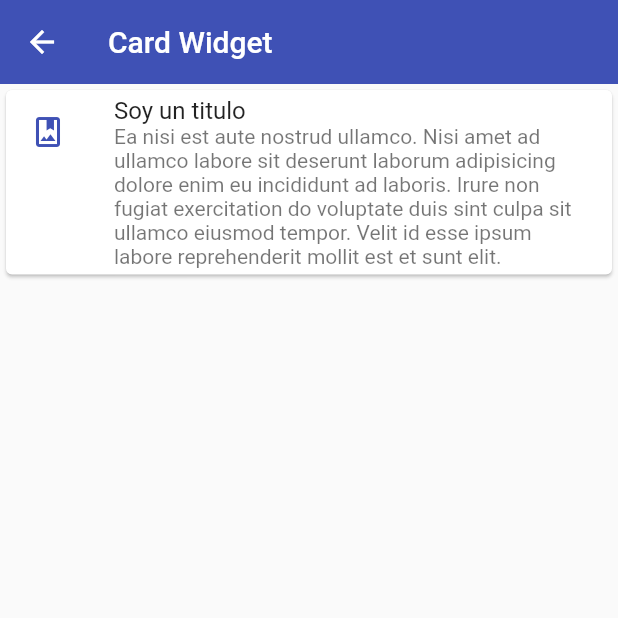
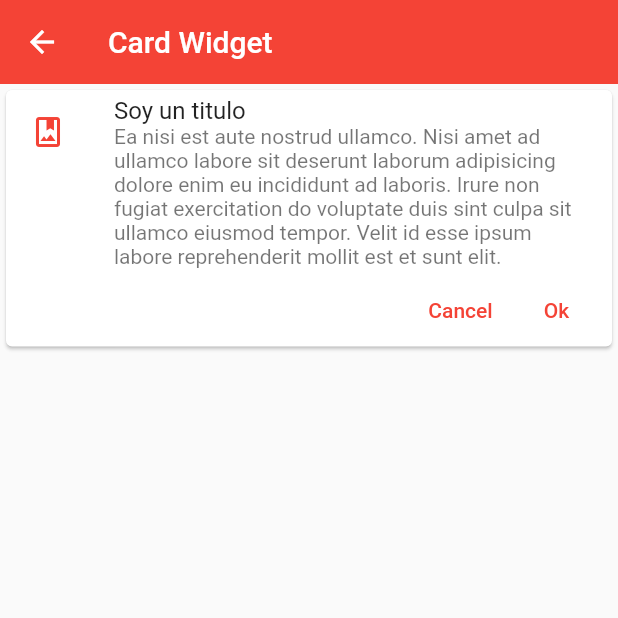
Before and after one commit to CarlosAvilesG/Flutter_Componentes, a Flutter app: the CardScreen screen opened by its route, on a phone screen of 412 x 824 dp, the top half of it. Run offline on Flutter 3.47's test engine with Material 2 defaults, Android fonts, the phone set to English and light mode, and no system bars.

Commit message:
77-Widget_Personalizado

```diff
--- a/lib/screens/card_screen.dart
+++ b/lib/screens/card_screen.dart
@@ -1,5 +1,5 @@
-import 'package:fl_components/theme/app_theme.dart';
 import 'package:flutter/material.dart';
+import 'package:fl_components/widgets/widgets.dart';
 
 class CardScreen extends StatelessWidget {
   const CardScreen({Key? key}) : super(key: key);
@@ -11,20 +11,8 @@ class CardScreen extends StatelessWidget {
         title: const Text('Card Widget'),
       ),
       body: ListView(
-        children: [
-          Card(
-            child: Column(children: const [
-              ListTile(
-                leading: Icon(
-                  Icons.photo_album_outlined,
-                  color: AppTheme.primary,
-                ),
-                title: Text('Soy un titulo'),
-                subtitle: Text(
-                    'Ea nisi est aute nostrud ullamco. Nisi amet ad ullamco labore sit deserunt laborum adipisicing dolore enim eu incididunt ad laboris. Irure non fugiat exercitation do voluptate duis sint culpa sit ullamco eiusmod tempor. Velit id esse ipsum labore reprehenderit mollit est et sunt elit.'),
-              )
-            ]),
-          )
+        children: const [
+          CustomCardType1(),
         ],
       ),
     );
--- a/lib/theme/app_theme.dart
+++ b/lib/theme/app_theme.dart
@@ -1,14 +1,20 @@
 import 'package:flutter/material.dart';
 
 class AppTheme {
-  static const Color primary = Colors.indigo;
+  static const Color primary = Colors.red;
 
   static final ThemeData ligthTheme = ThemeData.light().copyWith(
-      //color primario
-      primaryColor: Colors.indigo,
+    //color primario
+    primaryColor: Colors.indigo,
 
-      //AppBar theme}
-      appBarTheme: const AppBarTheme(color: primary, elevation: 0));
+    //AppBar theme}
+    appBarTheme: const AppBarTheme(color: primary, elevation: 0),
+
+    //textbutton theme
+
+    textButtonTheme:
+        TextButtonThemeData(style: TextButton.styleFrom(primary: primary)),
+  );
 
   static final ThemeData darkTheme = ThemeData.dark().copyWith(
       //color primario
--- /dev/null
+++ b/lib/widgets/Custom_Card_Type_1.dart
@@ -0,0 +1,38 @@
+import 'package:flutter/material.dart';
+import 'package:fl_components/theme/app_theme.dart';
+
+class CustomCardType1 extends StatelessWidget {
+  const CustomCardType1({
+    Key? key,
+  }) : super(key: key);
+
+  @override
+  Widget build(BuildContext context) {
+    return Card(
+      child: Column(children: [
+        const ListTile(
+          leading: Icon(
+            Icons.photo_album_outlined,
+            color: AppTheme.primary,
+          ),
+          title: Text('Soy un titulo'),
+          subtitle: Text(
+              'Ea nisi est aute nostrud ullamco. Nisi amet ad ullamco labore sit deserunt laborum adipisicing dolore enim eu incididunt ad laboris. Irure non fugiat exercitation do voluptate duis sint culpa sit ullamco eiusmod tempor. Velit id esse ipsum labore reprehenderit mollit est et sunt elit.'),
+        ),
+        Padding(
+          padding: const EdgeInsets.only(right: 5),
+          child: Row(
+            mainAxisAlignment: MainAxisAlignment.end,
+            children: [
+              TextButton(
+                onPressed: () {},
+                child: const Text('Cancel'),
+              ),
+              TextButton(onPressed: () {}, child: const Text('Ok')),
+            ],
+          ),
+        )
+      ]),
+    );
+  }
+}
--- /dev/null
+++ b/lib/widgets/widgets.dart
@@ -0,0 +1 @@
+export 'package:fl_components/widgets/Custom_Card_Type_1.dart';
```
